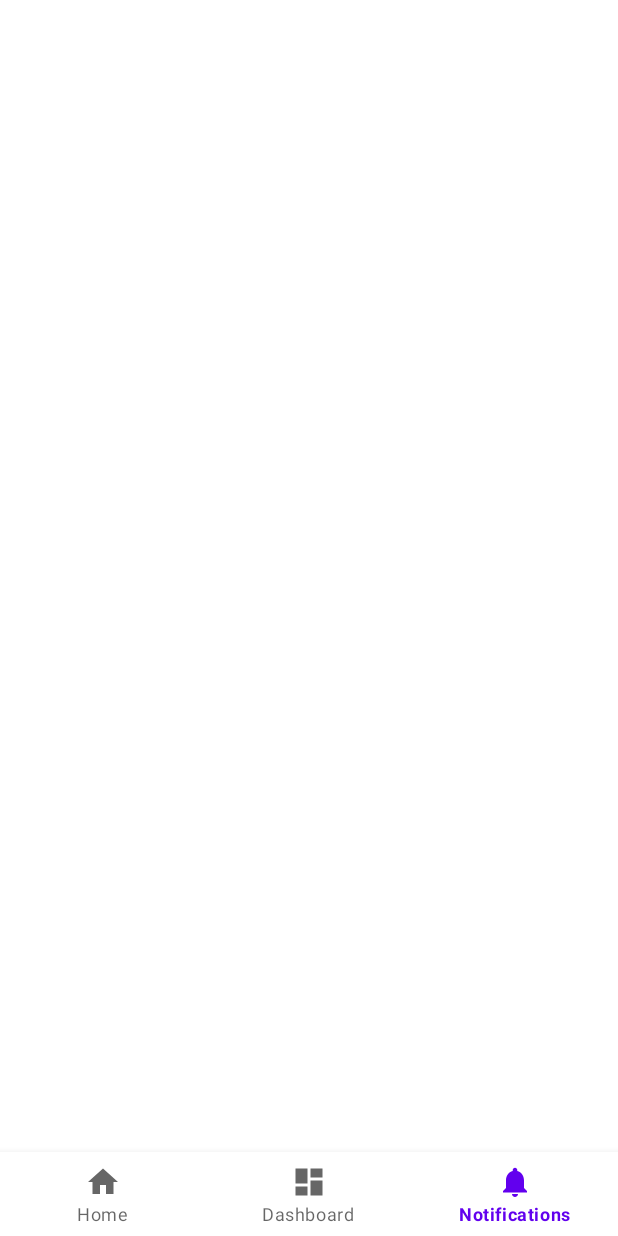
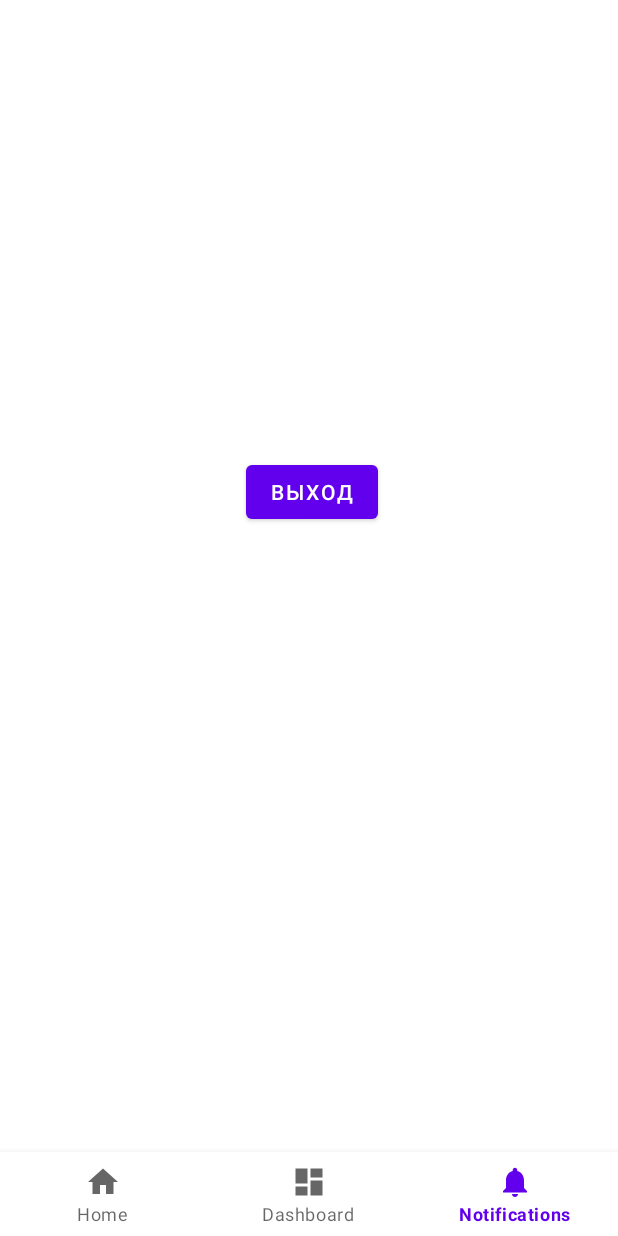
Before and after one commit to Kudr1x/BookCrossing3, an Android app: the Fragment3 screen opened through its navigation route, on a phone screen of 412 x 824 dp. Run offline under Robolectric (Android 15) with nearby library versions, the phone set to English and light mode, and no system bars; our stand-ins replace Firebase (no records; nobody signed in at launch, a user with empty details on screens opened directly), navigation-ui.

Commit message:
todo  verification  reset
start load image

```diff
--- a/app/src/main/java/max51/com/vk/bookcrossing/login/User.java
+++ b/app/src/main/java/max51/com/vk/bookcrossing/User.java
@@ -1,4 +1,4 @@
-package max51.com.vk.bookcrossing.login;
+package max51.com.vk.bookcrossing;
 
 public class User {
 
--- a/app/src/main/java/max51/com/vk/bookcrossing/login/RegActivity.java
+++ b/app/src/main/java/max51/com/vk/bookcrossing/login/RegActivity.java
@@ -12,6 +12,5 @@ public class RegActivity extends AppCompatActivity {
     protected void onCreate(Bundle savedInstanceState) {
         super.onCreate(savedInstanceState);
         setContentView(R.layout.activity_reg);
-
     }
 }
--- a/app/src/main/java/max51/com/vk/bookcrossing/login/Register.java
+++ b/app/src/main/java/max51/com/vk/bookcrossing/login/Register.java
@@ -18,6 +18,7 @@ import com.google.firebase.auth.FirebaseAuth;
 import com.google.firebase.database.FirebaseDatabase;
 
 import max51.com.vk.bookcrossing.R;
+import max51.com.vk.bookcrossing.User;
 
 public class Register extends Fragment {
 
--- a/app/src/main/java/max51/com/vk/bookcrossing/ui/Fragment1.java
+++ b/app/src/main/java/max51/com/vk/bookcrossing/ui/Fragment1.java
@@ -5,26 +5,29 @@ import android.view.LayoutInflater;
 import android.view.View;
 import android.view.ViewGroup;
 
+
 import androidx.annotation.NonNull;
+import androidx.annotation.Nullable;
 import androidx.fragment.app.Fragment;
 
-import max51.com.vk.bookcrossing.databinding.Fragment1Binding;
+import max51.com.vk.bookcrossing.R;
 
 public class Fragment1 extends Fragment {
 
-    private Fragment1Binding binding;
-
-    public View onCreateView(@NonNull LayoutInflater inflater, ViewGroup container, Bundle savedInstanceState) {
-        binding = Fragment1Binding.inflate(inflater, container, false);
-        View root = binding.getRoot();
-
-
-        return root;
+    @Override
+    public View onCreateView(@NonNull LayoutInflater inflater, @Nullable ViewGroup container, @Nullable Bundle savedInstanceState) {
+        return inflater.inflate(R.layout.fragment_1, container, false);
     }
 
     @Override
-    public void onDestroyView() {
-        super.onDestroyView();
-        binding = null;
+    public void onCreate(@Nullable Bundle savedInstanceState){
+        super.onCreate(savedInstanceState);
+
+    }
+
+    @Override
+    public void onViewCreated(@NonNull View view, @Nullable Bundle savedInstanceState) {
+        super.onViewCreated(view, savedInstanceState);
+
     }
 }
--- a/app/src/main/java/max51/com/vk/bookcrossing/ui/Fragment3.java
+++ b/app/src/main/java/max51/com/vk/bookcrossing/ui/Fragment3.java
@@ -4,27 +4,41 @@ import android.os.Bundle;
 import android.view.LayoutInflater;
 import android.view.View;
 import android.view.ViewGroup;
+import android.widget.Button;
+import android.widget.TextView;
+
 
 import androidx.annotation.NonNull;
+import androidx.annotation.Nullable;
 import androidx.fragment.app.Fragment;
+import androidx.navigation.Navigation;
 
-import max51.com.vk.bookcrossing.databinding.Fragment3Binding;
+import com.google.firebase.auth.FirebaseAuth;
+import com.google.firebase.auth.FirebaseUser;
+
+import max51.com.vk.bookcrossing.R;
 
 public class Fragment3 extends Fragment {
 
-    private Fragment3Binding binding;
+    @Override
+    public View onCreateView(@NonNull LayoutInflater inflater, @Nullable ViewGroup container, @Nullable Bundle savedInstanceState) {
+        return inflater.inflate(R.layout.fragment_3, container, false);
 
-    public View onCreateView(@NonNull LayoutInflater inflater, ViewGroup container, Bundle savedInstanceState) {
-        binding = Fragment3Binding.inflate(inflater, container, false);
-        View root = binding.getRoot();
-
-
-        return root;
     }
 
     @Override
-    public void onDestroyView() {
-        super.onDestroyView();
-        binding = null;
+    public void onViewCreated(@NonNull View view, @Nullable Bundle savedInstanceState) {
+        super.onViewCreated(view, savedInstanceState);
+        Button btOut = view.findViewById(R.id.button);
+        TextView tv = view.findViewById(R.id.textView3);
+
+        FirebaseUser user = FirebaseAuth.getInstance().getCurrentUser();
+
+        tv.setText(user.getEmail());
+
+        btOut.setOnClickListener(View -> {
+            FirebaseAuth.getInstance().signOut();
+            Navigation.findNavController(view).navigate(R.id.action_navigation_notifications_to_reg_nav);
+        });
     }
 }
--- a/app/src/main/java/max51/com/vk/bookcrossing/ui/f2/Fragment2.java
+++ b/app/src/main/java/max51/com/vk/bookcrossing/ui/f2/Fragment2.java
@@ -49,7 +49,6 @@ public class Fragment2 extends Fragment {
         VerticalAdapter gridAdapter = new VerticalAdapter(gridElements, getContext());
         grid.setAdapter(gridAdapter);
 
-
         RecyclerView viewPager = view.findViewById(R.id.viewpager);
         HorizontalAdapter horizontalAdapter = new HorizontalAdapter(bitmapList);
         LinearLayoutManager layoutManager = new LinearLayoutManager(getActivity(), LinearLayoutManager.HORIZONTAL, false);
--- a/app/src/main/res/layout/fragment_2.xml
+++ b/app/src/main/res/layout/fragment_2.xml
@@ -83,13 +83,14 @@
             <GridView
                 android:id="@+id/grid_view"
                 android:layout_width="match_parent"
-                android:layout_height="match_parent"
+                android:layout_height="800dp"
                 android:gravity="center"
                 android:padding="4dp"
                 android:scrollbars="none"
                 android:stretchMode="columnWidth"
                 android:layout_gravity="center"
-                android:numColumns="2">
+                android:numColumns="2"
+                android:adjustViewBounds="true">
             </GridView>
         </LinearLayout>
     </ScrollView>
--- a/app/src/main/res/layout/fragment_3.xml
+++ b/app/src/main/res/layout/fragment_3.xml
@@ -6,17 +6,23 @@
     android:layout_height="match_parent"
     tools:context=".ui.Fragment3">
 
-    <TextView
-        android:id="@+id/text_notifications"
-        android:layout_width="match_parent"
+    <Button
+        android:id="@+id/button"
+        android:layout_width="wrap_content"
         android:layout_height="wrap_content"
-        android:layout_marginStart="8dp"
-        android:layout_marginTop="8dp"
-        android:layout_marginEnd="8dp"
-        android:textAlignment="center"
-        android:textSize="20sp"
-        app:layout_constraintBottom_toBottomOf="parent"
-        app:layout_constraintEnd_toEndOf="parent"
+        android:layout_marginStart="164dp"
+        android:layout_marginTop="304dp"
+        android:text="Выход"
         app:layout_constraintStart_toStartOf="parent"
         app:layout_constraintTop_toTopOf="parent" />
+
+    <TextView
+        android:id="@+id/textView3"
+        android:layout_width="137dp"
+        android:layout_height="54dp"
+        android:layout_marginStart="136dp"
+        android:layout_marginBottom="72dp"
+        android:text="TextView"
+        app:layout_constraintBottom_toTopOf="@+id/button"
+        app:layout_constraintStart_toStartOf="parent" />
 </androidx.constraintlayout.widget.ConstraintLayout>
--- a/app/src/main/res/layout/fragment_login.xml
+++ b/app/src/main/res/layout/fragment_login.xml
@@ -67,12 +67,12 @@
         app:layout_constraintTop_toBottomOf="@+id/editTextTextPassword" />
 
     <TextView
-        android:id="@+id/textView3"
+        android:id="@+id/reset"
         android:layout_width="wrap_content"
         android:layout_height="wrap_content"
         android:layout_marginStart="48dp"
         android:layout_marginTop="64dp"
-        android:text="TextView"
+        android:text="Забыл пароль?"
         app:layout_constraintStart_toStartOf="parent"
         app:layout_constraintTop_toBottomOf="@+id/buttonLogin" />
 
--- a/app/src/main/res/navigation/mobile_navigation.xml
+++ b/app/src/main/res/navigation/mobile_navigation.xml
@@ -18,6 +18,11 @@
     <fragment
         android:id="@+id/navigation_notifications"
         android:name="max51.com.vk.bookcrossing.ui.Fragment3"
-        tools:layout="@layout/fragment_3" />
+        tools:layout="@layout/fragment_3" >
+        <action
+            android:id="@+id/action_navigation_notifications_to_reg_nav"
+            app:destination="@id/reg_nav" />
+    </fragment>
+    <include app:graph="@navigation/reg_nav" />
 
 </navigation>
--- a/app/src/main/res/navigation/reg_nav.xml
+++ b/app/src/main/res/navigation/reg_nav.xml
@@ -16,6 +16,9 @@
         <action
             android:id="@+id/action_login_to_mainActivity"
             app:destination="@id/mainActivity" />
+        <action
+            android:id="@+id/action_login_to_reset"
+            app:destination="@id/reset" />
     </fragment>
     <fragment
         android:id="@+id/register"
@@ -30,4 +33,9 @@
         android:id="@+id/mainActivity"
         android:name="max51.com.vk.bookcrossing.ui.MainActivity"
         android:label="MainActivity" />
+    <fragment
+        android:id="@+id/reset"
+        android:name="max51.com.vk.bookcrossing.login.Reset"
+        android:label="fragment_reset"
+        tools:layout="@layout/fragment_reset" />
 </navigation>
```
Also changed, not shown: app/src/main/java/max51/com/vk/bookcrossing/login/Login.java (+19 -9 lines), app/src/main/java/max51/com/vk/bookcrossing/login/Reset.java (added, +33 -0 lines), app/src/main/res/layout/fragment_1.xml (+11 -1 lines), app/src/main/res/layout/fragment_reset.xml (added, +10 -0 lines).
